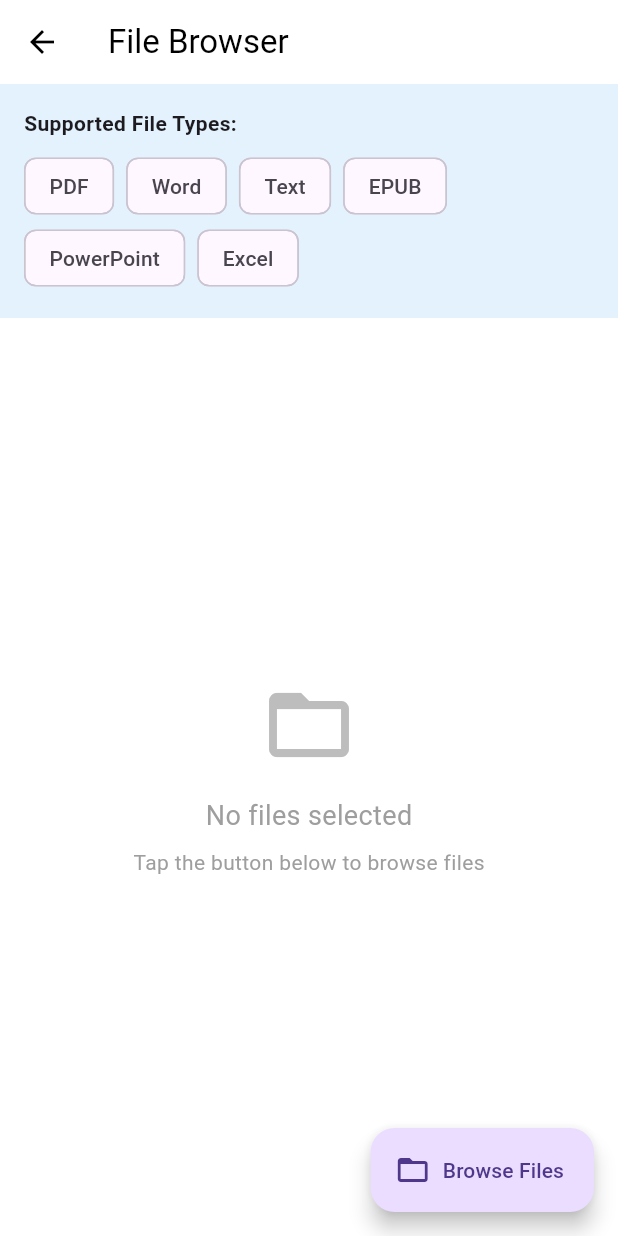
After one commit to G1uli/HADS_GiulianoNCenci_ReadingApp, a Flutter app: the FileBrowserScreen screen opened directly, after a tap on "Browse Files", on a phone screen of 412 x 824 dp. The commit adds this screen. Run offline on Flutter 3.47's test engine with Material 3 defaults, Android fonts, the phone set to English and light mode, and no system bars; our stand-ins replace file_picker, open_file, permission_handler, shared_preferences, sqflite, webview_flutter; missing offline and left inert: syncfusion_flutter_pdf; accounts and stored records are empty.

Commit message:
Changed PDF converter to Read Files
Alterado conversor de PDF para ser um leitor de arquivos com word ou pdf

```diff
--- /dev/null
+++ b/lib/screens/file_browser_screen.dart
@@ -0,0 +1,250 @@
+import 'package:flutter/material.dart';
+import 'package:file_picker/file_picker.dart';
+import 'package:open_file/open_file.dart';
+
+class FileBrowserScreen extends StatefulWidget {
+  const FileBrowserScreen({super.key});
+
+  @override
+  State<FileBrowserScreen> createState() => _FileBrowserScreenState();
+}
+
+class _FileBrowserScreenState extends State<FileBrowserScreen> {
+  List<PlatformFile> _selectedFiles = [];
+  bool _isLoading = false;
+
+  Future<void> _pickFiles() async {
+    setState(() {
+      _isLoading = true;
+    });
+
+    try {
+      FilePickerResult? result = await FilePicker.platform.pickFiles(
+        allowMultiple: true,
+        type: FileType.custom,
+        allowedExtensions: [
+          'pdf', 'doc', 'docx', 'txt', 'rtf',
+          'epub', 'mobi', 'ppt', 'pptx', 'xls', 'xlsx'
+        ],
+      );
+
+      if (result != null) {
+        setState(() {
+          _selectedFiles = result.files;
+        });
+      }
+    } catch (e) {
+      ScaffoldMessenger.of(BuildContext as BuildContext).showSnackBar(
+        SnackBar(
+          content: Text('Error picking files: $e'),
+          backgroundColor: Colors.red,
+        ),
+      );
+    } finally {
+      setState(() {
+        _isLoading = false;
+      });
+    }
+  }
+
+  Future<void> _openFile(PlatformFile file) async {
+    setState(() {
+      _isLoading = true;
+    });
+
+    try {
+      final result = await OpenFile.open(file.path);
+
+      if (result.type != ResultType.done) {
+        ScaffoldMessenger.of(BuildContext as BuildContext).showSnackBar(
+          SnackBar(
+            content: Text('Could not open file: ${result.message}'),
+            backgroundColor: Colors.orange,
+          ),
+        );
+      }
+    } catch (e) {
+      ScaffoldMessenger.of(BuildContext as BuildContext).showSnackBar(
+        SnackBar(
+          content: Text('Error opening file: $e'),
+          backgroundColor: Colors.red,
+        ),
+      );
+    } finally {
+      setState(() {
+        _isLoading = false;
+      });
+    }
+  }
+
+  String _getFileIcon(String extension) {
+    switch (extension.toLowerCase()) {
+      case 'pdf':
+        return '📄';
+      case 'doc':
+      case 'docx':
+        return '📝';
+      case 'txt':
+        return '📃';
+      case 'rtf':
+        return '📋';
+      case 'epub':
+        return '📖';
+      case 'mobi':
+        return '📚';
+      case 'ppt':
+      case 'pptx':
+        return '📊';
+      case 'xls':
+      case 'xlsx':
+        return '📈';
+      default:
+        return '📎';
+    }
+  }
+
+  String _formatFileSize(int bytes) {
+    if (bytes < 1024) {
+      return '$bytes B';
+    } else if (bytes < 1024 * 1024) {
+      return '${(bytes / 1024).toStringAsFixed(1)} KB';
+    } else {
+      return '${(bytes / (1024 * 1024)).toStringAsFixed(1)} MB';
+    }
+  }
+
+  Widget _buildFileCard(PlatformFile file) {
+    final extension = file.extension ?? 'unknown';
+    final icon = _getFileIcon(extension);
+    final size = _formatFileSize(file.size);
+
+    return Card(
+      elevation: 2,
+      margin: const EdgeInsets.symmetric(vertical: 8, horizontal: 16),
+      child: ListTile(
+        leading: Text(
+          icon,
+          style: const TextStyle(fontSize: 24),
+        ),
+        title: Text(
+          file.name,
+          style: const TextStyle(fontWeight: FontWeight.w500),
+          overflow: TextOverflow.ellipsis,
+        ),
+        subtitle: Column(
+          crossAxisAlignment: CrossAxisAlignment.start,
+          children: [
+            Text(
+              '${extension.toUpperCase()} • $size',
+              style: TextStyle(color: Colors.grey[600]),
+            ),
+            if (file.path != null)
+              Text(
+                file.path!,
+                style: TextStyle(color: Colors.grey[500], fontSize: 10),
+                overflow: TextOverflow.ellipsis,
+              ),
+          ],
+        ),
+        trailing: IconButton(
+          icon: const Icon(Icons.open_in_new),
+          onPressed: () => _openFile(file),
+          tooltip: 'Open file',
+        ),
+        onTap: () => _openFile(file),
+      ),
+    );
+  }
+
+  @override
+  Widget build(BuildContext context) {
+    return Scaffold(
+      appBar: AppBar(
+        title: const Text('File Browser'),
+        actions: [
+          if (_selectedFiles.isNotEmpty)
+            IconButton(
+              icon: const Icon(Icons.clear_all),
+              onPressed: () {
+                setState(() {
+                  _selectedFiles.clear();
+                });
+              },
+              tooltip: 'Clear all files',
+            ),
+        ],
+      ),
+      body: Column(
+        children: [
+          // Instructions
+          Container(
+            width: double.infinity,
+            padding: const EdgeInsets.all(16),
+            color: Colors.blue[50],
+            child: Column(
+              crossAxisAlignment: CrossAxisAlignment.start,
+              children: [
+                const Text(
+                  'Supported File Types:',
+                  style: TextStyle(fontWeight: FontWeight.bold),
+                ),
+                const SizedBox(height: 8),
+                Wrap(
+                  spacing: 8,
+                  children: const [
+                    Chip(label: Text('PDF')),
+                    Chip(label: Text('Word')),
+                    Chip(label: Text('Text')),
+                    Chip(label: Text('EPUB')),
+                    Chip(label: Text('PowerPoint')),
+                    Chip(label: Text('Excel')),
+                  ],
+                ),
+              ],
+            ),
+          ),
+
+          // File List or Empty State
+          Expanded(
+            child: _isLoading
+                ? const Center(child: CircularProgressIndicator())
+                : _selectedFiles.isEmpty
+                    ? Center(
+                        child: Column(
+                          mainAxisAlignment: MainAxisAlignment.center,
+                          children: [
+                            Icon(
+                              Icons.folder_open,
+                              size: 64,
+                              color: Colors.grey[400],
+                            ),
+                            const SizedBox(height: 16),
+                            const Text(
+                              'No files selected',
+                              style: TextStyle(fontSize: 18, color: Colors.grey),
+                            ),
+                            const SizedBox(height: 8),
+                            const Text(
+                              'Tap the button below to browse files',
+                              style: TextStyle(color: Colors.grey),
+                            ),
+                          ],
+                        ),
+                      )
+                    : ListView.builder(
+                        itemCount: _selectedFiles.length,
+                        itemBuilder: (context, index) =>
+                            _buildFileCard(_selectedFiles[index]),
+                      ),
+          ),
+        ],
+      ),
+      floatingActionButton: FloatingActionButton.extended(
+        icon: const Icon(Icons.folder_open),
+        label: const Text('Browse Files'),
+        onPressed: _pickFiles,
+        tooltip: 'Select files to open',
+      ),
+    );
+  }
+}
--- a/pubspec.yaml
+++ b/pubspec.yaml
@@ -20,6 +20,7 @@ dependencies:
   permission_handler: ^12.0.1
   sqflite: ^2.2.8+1  # Stable version
   path: ^1.8.3
+  open_file: ^3.3.3
 
 dev_dependencies:
   flutter_test:
```
Also changed, not shown: lib/screens/home_screen.dart (+8 -7 lines).
